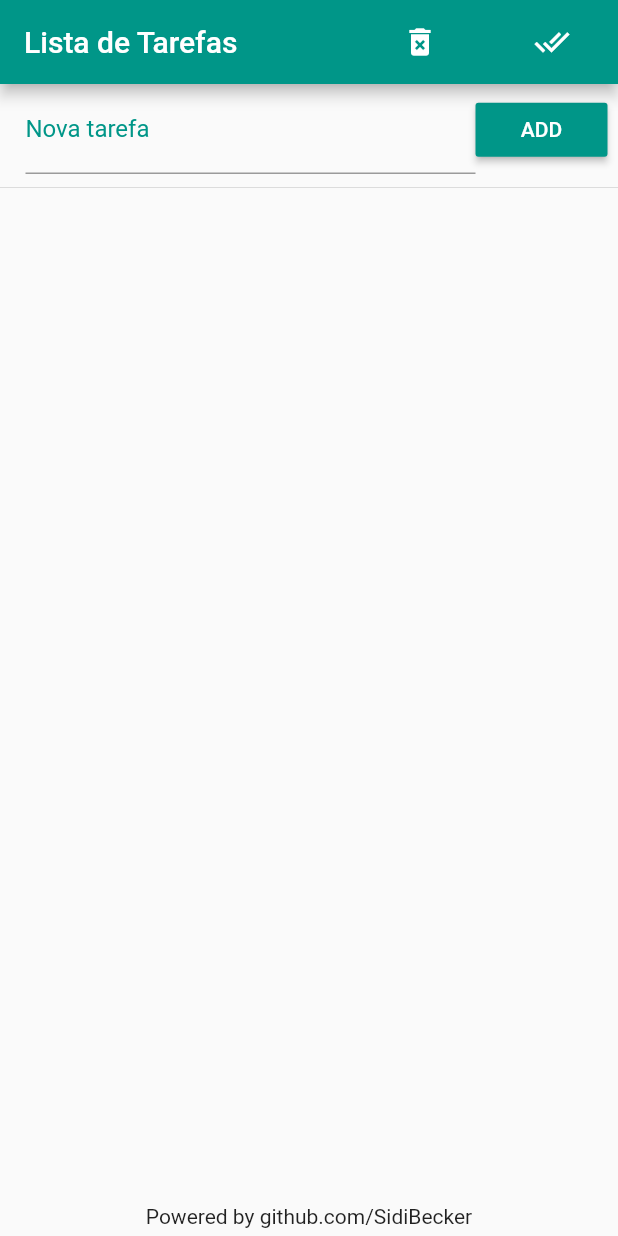
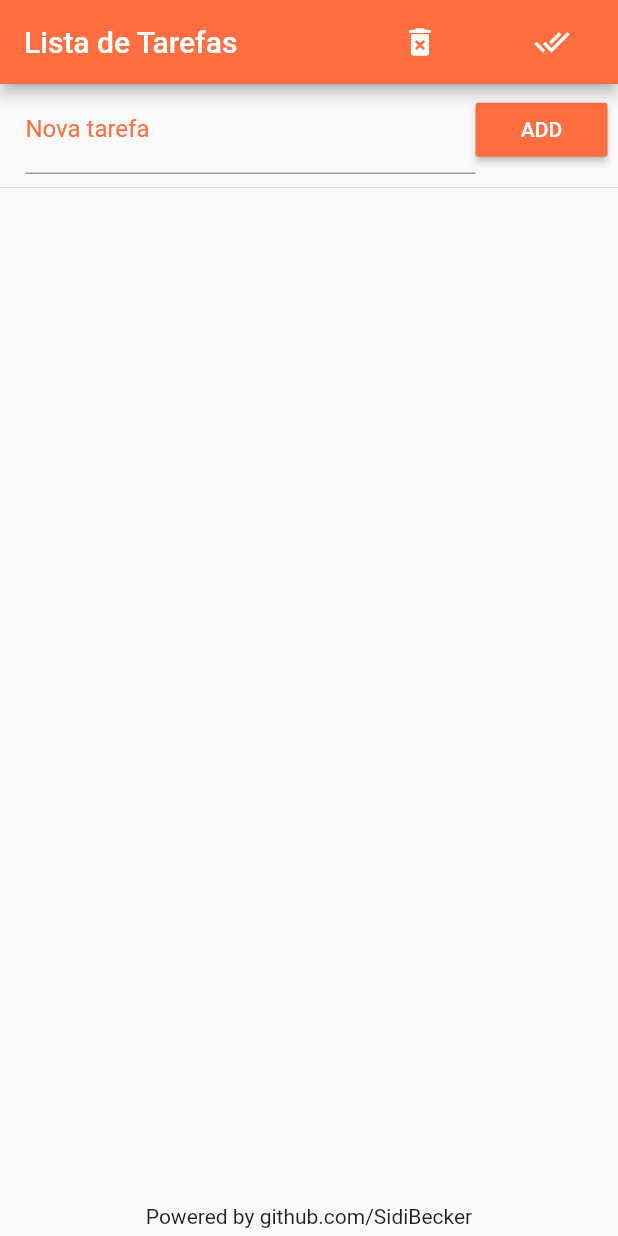
Before and after one commit to SidiBecker/lista-tarefas, a Flutter app: the screen it shows after launch, on a phone screen of 412 x 824 dp. Run offline on Flutter 3.47's test engine with Material 2 defaults, Android fonts, the phone set to English and light mode, and no system bars.

Commit message:
Deletar todas

```diff
--- a/lib/main.dart
+++ b/lib/main.dart
@@ -4,7 +4,7 @@ import 'dart:io';
 import 'package:flutter/material.dart';
 import 'package:path_provider/path_provider.dart';
 
-const COR_PRIMARIA = Colors.teal;
+const COR_PRIMARIA = Colors.deepOrangeAccent;
 
 void main() {
   runApp(MaterialApp(
@@ -223,7 +223,9 @@ class _HomeState extends State<Home> {
 
   void _deleteAll() {
     void callback() async {
-      _toDoList = [];
+      setState(() {
+        _toDoList = [];
+      });
       _saveData();
     }
 
```
